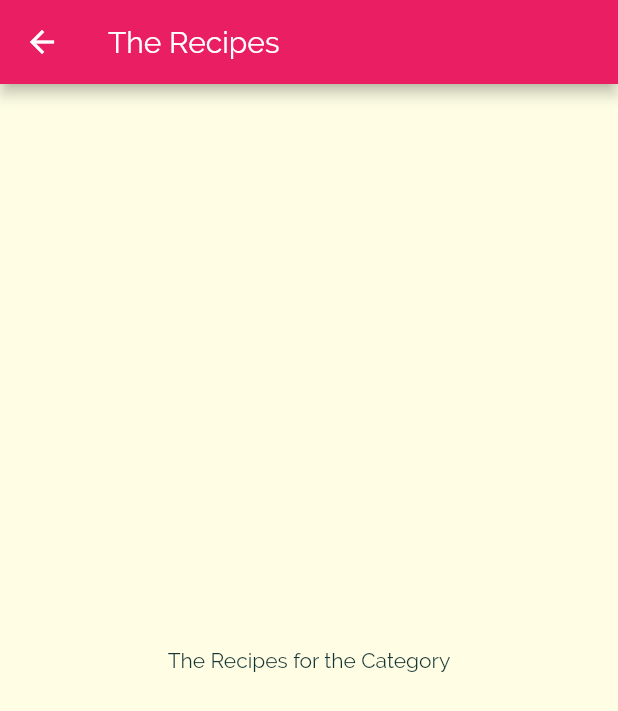
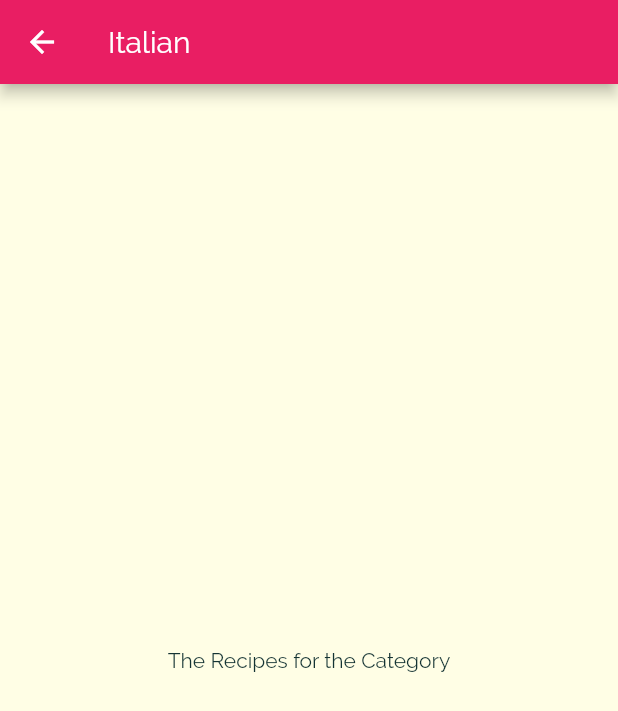
Before and after one commit to owenbriceindrianarison/meals_app, a Flutter app: the screen it shows after launch, after a tap on "Italian", on a phone screen of 412 x 824 dp. Shown: the top 711 px of the screen. Run offline on Flutter 3.47's test engine with Material 2 defaults, Android fonts, the phone set to English and light mode, and no system bars.

Commit message:
Passing Data via the Constructor

```diff
--- a/lib/categories_screen.dart
+++ b/lib/categories_screen.dart
@@ -14,6 +14,7 @@ class CategoriesScreen extends StatelessWidget {
         padding: const EdgeInsets.all(25),
         children: DUMMY_CATEGORIES
             .map((categoryData) => CategoryItem(
+                  id: categoryData.id,
                   title: categoryData.title,
                   color: categoryData.color,
                 ))
--- a/lib/category_item.dart
+++ b/lib/category_item.dart
@@ -3,17 +3,22 @@ import 'package:flutter/material.dart';
 import './category_meals_screen.dart';
 
 class CategoryItem extends StatelessWidget {
+  final String id;
   final String title;
   final Color color;
 
   const CategoryItem({
+    @required this.id,
     @required this.title,
     @required this.color,
   });
 
   void _selectCategory(BuildContext ctx) {
     Navigator.of(ctx).push(MaterialPageRoute(builder: (_) {
-      return CategoryMealsScreen();
+      return CategoryMealsScreen(
+        categoryId: id,
+        categoryTitle: title,
+      );
     }));
   }
 
--- a/lib/category_meals_screen.dart
+++ b/lib/category_meals_screen.dart
@@ -1,11 +1,19 @@
 import 'package:flutter/material.dart';
 
 class CategoryMealsScreen extends StatelessWidget {
+  final String categoryId;
+  final String categoryTitle;
+
+  CategoryMealsScreen({
+    @required this.categoryId,
+    @required this.categoryTitle,
+  });
+
   @override
   Widget build(BuildContext context) {
     return Scaffold(
       appBar: AppBar(
-        title: const Text('The Recipes'),
+        title: Text(categoryTitle),
       ),
       body: Center(
         child: Text('The Recipes for the Category'),
```
